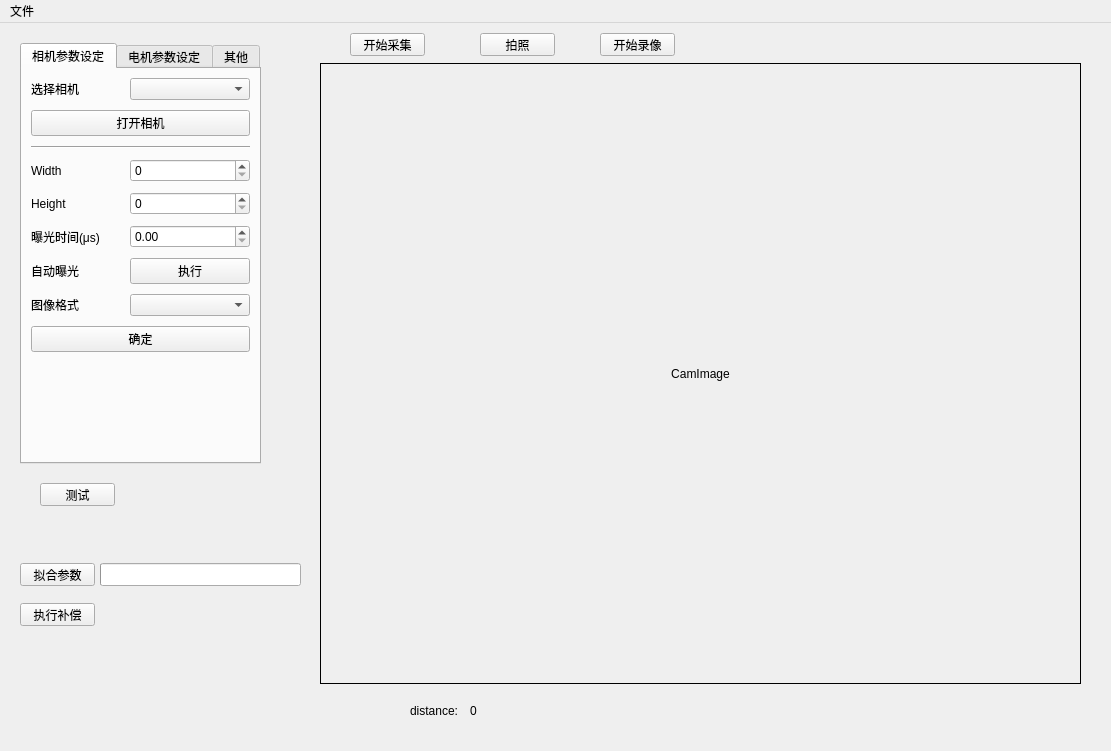
This is src/ConstMicroDistanceSystem.ui in Maplefsnow/ConstMicroDistanceSystem as Qt 5 draws it before an edit. The edited form follows.
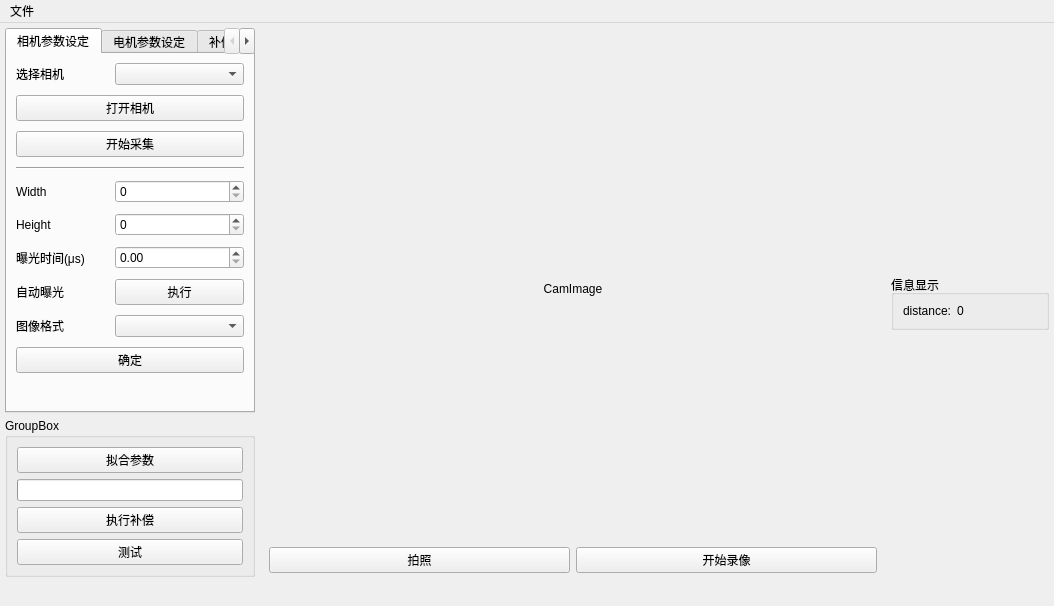
This is the edited form.

Commit message: [update] remove Group class

Patch:
```diff
--- a/src/ConstMicroDistanceSystem.ui
+++ b/src/ConstMicroDistanceSystem.ui
@@ -6,8 +6,8 @@
    <rect>
     <x>0</x>
     <y>0</y>
-    <width>1111</width>
-    <height>751</height>
+    <width>1054</width>
+    <height>565</height>
    </rect>
   </property>
   <property name="windowTitle">
@@ -23,37 +23,69 @@
    <bool>false</bool>
   </property>
   <widget class="QWidget" name="centralwidget">
+   <layout class="QGridLayout" name="gridLayout_2" rowstretch="5,5,1" columnstretch="4,10,2" rowminimumheight="0,0,0" columnminimumwidth="0,0,0">
+    <property name="sizeConstraint">
+     <enum>QLayout::SetDefaultConstraint</enum>
+    </property>
+    <property name="leftMargin">
+     <number>5</number>
+    </property>
+    <property name="topMargin">
+     <number>5</number>
+    </property>
+    <property name="rightMargin">
+     <number>5</number>
+    </property>
+    <property name="bottomMargin">
+     <number>5</number>
+    </property>
+    <property name="spacing">
+     <number>5</number>
+    </property>
+    <item row="0" column="1" rowspan="3">
+     <widget class="QWidget" name="widget" native="true">
+      <layout class="QGridLayout" name="gridLayout">
+       <item row="1" column="0">
+        <widget class="QPushButton" name="pushButton_takePhoto">
+         <property name="text">
+          <string>拍照</string>
+         </property>
+        </widget>
+       </item>
+       <item row="1" column="1">
+        <widget class="QPushButton" name="pushButton_switchRecord">
+         <property name="text">
+          <string>开始录像</string>
+         </property>
+        </widget>
+       </item>
+       <item row="0" column="0" colspan="2">
    <widget class="QLabel" name="label">
-    <property name="geometry">
-     <rect>
-      <x>320</x>
-      <y>40</y>
-      <width>761</width>
-      <height>621</height>
-     </rect>
-    </property>
     <property name="frameShape">
-     <enum>QFrame::Box</enum>
+          <enum>QFrame::NoFrame</enum>
     </property>
     <property name="frameShadow">
      <enum>QFrame::Plain</enum>
     </property>
+         <property name="lineWidth">
+          <number>0</number>
+         </property>
     <property name="text">
      <string>CamImage</string>
     </property>
     <property name="alignment">
      <set>Qt::AlignCenter</set>
     </property>
-   </widget>
+         <property name="indent">
+          <number>0</number>
+         </property>
+        </widget>
+       </item>
+      </layout>
+     </widget>
+    </item>
+    <item row="0" column="0">
    <widget class="QTabWidget" name="tabWidget">
-    <property name="geometry">
-     <rect>
-      <x>20</x>
-      <y>20</y>
-      <width>241</width>
-      <height>421</height>
-     </rect>
-    </property>
     <property name="layoutDirection">
      <enum>Qt::LeftToRight</enum>
     </property>
@@ -109,82 +141,89 @@
         </property>
        </widget>
       </item>
-      <item row="3" column="0">
+        <item row="4" column="0">
        <widget class="QLabel" name="label_2">
         <property name="text">
          <string>Width</string>
         </property>
        </widget>
       </item>
-      <item row="3" column="1">
+        <item row="4" column="1">
        <widget class="QSpinBox" name="spinBox_7">
         <property name="maximum">
          <number>9999999</number>
         </property>
        </widget>
       </item>
-      <item row="4" column="0">
+        <item row="5" column="0">
        <widget class="QLabel" name="label_3">
         <property name="text">
          <string>Height</string>
         </property>
        </widget>
       </item>
-      <item row="4" column="1">
+        <item row="5" column="1">
        <widget class="QSpinBox" name="spinBox_8">
         <property name="maximum">
          <number>9999999</number>
         </property>
        </widget>
       </item>
-      <item row="5" column="0">
+        <item row="6" column="0">
        <widget class="QLabel" name="label_8">
         <property name="text">
          <string>曝光时间(μs)</string>
         </property>
        </widget>
       </item>
-      <item row="5" column="1">
+        <item row="6" column="1">
        <widget class="QDoubleSpinBox" name="doubleSpinBox"/>
       </item>
-      <item row="6" column="0">
+        <item row="7" column="0">
        <widget class="QLabel" name="label_13">
         <property name="text">
          <string>自动曝光</string>
         </property>
        </widget>
       </item>
-      <item row="6" column="1">
+        <item row="7" column="1">
        <widget class="QPushButton" name="pushButton_4">
         <property name="text">
          <string>执行</string>
         </property>
        </widget>
       </item>
-      <item row="7" column="0">
+        <item row="8" column="0">
        <widget class="QLabel" name="label_14">
         <property name="text">
          <string>图像格式</string>
         </property>
        </widget>
       </item>
-      <item row="7" column="1">
+        <item row="8" column="1">
        <widget class="QComboBox" name="comboBox_4"/>
       </item>
-      <item row="8" column="0" colspan="2">
+        <item row="9" column="0" colspan="2">
        <widget class="QPushButton" name="pushButton">
         <property name="text">
          <string>确定</string>
         </property>
        </widget>
       </item>
-      <item row="2" column="0" colspan="2">
+        <item row="3" column="0" colspan="2">
        <widget class="Line" name="line_2">
         <property name="orientation">
          <enum>Qt::Horizontal</enum>
         </property>
        </widget>
       </item>
+        <item row="2" column="0" colspan="2">
+         <widget class="QPushButton" name="pushButton_switchGrab">
+          <property name="text">
+           <string>开始采集</string>
+          </property>
+         </widget>
+        </item>
      </layout>
     </widget>
     <widget class="QWidget" name="tabMotorParam">
@@ -371,7 +410,7 @@
     </widget>
     <widget class="QWidget" name="tabOther">
      <attribute name="title">
-      <string>其他</string>
+        <string>补偿参数设定</string>
      </attribute>
      <layout class="QFormLayout" name="formLayout_4">
       <property name="horizontalSpacing">
@@ -400,93 +439,22 @@
      </layout>
     </widget>
    </widget>
-   <widget class="QPushButton" name="pushButton_switchGrab">
-    <property name="geometry">
-     <rect>
-      <x>350</x>
-      <y>10</y>
-      <width>75</width>
-      <height>23</height>
-     </rect>
-    </property>
-    <property name="text">
-     <string>开始采集</string>
-    </property>
-   </widget>
-   <widget class="QPushButton" name="pushButton_takePhoto">
-    <property name="geometry">
-     <rect>
-      <x>480</x>
-      <y>10</y>
-      <width>75</width>
-      <height>23</height>
-     </rect>
-    </property>
-    <property name="text">
-     <string>拍照</string>
-    </property>
-   </widget>
-   <widget class="QPushButton" name="pushButton_switchRecord">
-    <property name="geometry">
-     <rect>
-      <x>600</x>
-      <y>10</y>
-      <width>75</width>
-      <height>23</height>
-     </rect>
-    </property>
-    <property name="text">
-     <string>开始录像</string>
-    </property>
-   </widget>
-   <widget class="QPushButton" name="pushButton_test">
-    <property name="geometry">
-     <rect>
-      <x>40</x>
-      <y>460</y>
-      <width>75</width>
-      <height>23</height>
-     </rect>
-    </property>
-    <property name="text">
-     <string>测试</string>
-    </property>
-   </widget>
+    </item>
+    <item row="1" column="0">
+     <widget class="QGroupBox" name="groupBox">
+      <property name="title">
+       <string>GroupBox</string>
+      </property>
+      <layout class="QGridLayout" name="gridLayout_3">
+       <item row="0" column="0">
    <widget class="QPushButton" name="pushButton_getParams">
-    <property name="geometry">
-     <rect>
-      <x>20</x>
-      <y>540</y>
-      <width>75</width>
-      <height>23</height>
-     </rect>
-    </property>
     <property name="text">
      <string>拟合参数</string>
     </property>
    </widget>
-   <widget class="QPushButton" name="pushButton_doFeed">
-    <property name="geometry">
-     <rect>
-      <x>20</x>
-      <y>580</y>
-      <width>75</width>
-      <height>23</height>
-     </rect>
-    </property>
-    <property name="text">
-     <string>执行补偿</string>
-    </property>
-   </widget>
+       </item>
+       <item row="1" column="0">
    <widget class="QProgressBar" name="progressBar_fit">
-    <property name="geometry">
-     <rect>
-      <x>100</x>
-      <y>540</y>
-      <width>201</width>
-      <height>23</height>
-     </rect>
-    </property>
     <property name="value">
      <number>0</number>
     </property>
@@ -497,32 +465,57 @@
      <bool>false</bool>
     </property>
    </widget>
+       </item>
+       <item row="2" column="0">
+        <widget class="QPushButton" name="pushButton_doFeed">
+         <property name="text">
+          <string>执行补偿</string>
+         </property>
+        </widget>
+       </item>
+       <item row="3" column="0">
+        <widget class="QPushButton" name="pushButton_test">
+         <property name="text">
+          <string>测试</string>
+         </property>
+        </widget>
+       </item>
+      </layout>
+     </widget>
+    </item>
+    <item row="0" column="2" rowspan="2">
+     <widget class="QGroupBox" name="groupBox_2">
+      <property name="title">
+       <string>信息显示</string>
+      </property>
+      <layout class="QFormLayout" name="formLayout_3">
+       <property name="sizeConstraint">
+        <enum>QLayout::SetFixedSize</enum>
+       </property>
+       <item row="0" column="0">
    <widget class="QLabel" name="label_6">
-    <property name="geometry">
-     <rect>
-      <x>410</x>
-      <y>680</y>
-      <width>53</width>
-      <height>15</height>
-     </rect>
-    </property>
     <property name="text">
      <string>distance:</string>
     </property>
    </widget>
+       </item>
+       <item row="0" column="1">
    <widget class="QLabel" name="label_distance">
-    <property name="geometry">
-     <rect>
-      <x>470</x>
-      <y>680</y>
-      <width>151</width>
-      <height>16</height>
-     </rect>
+         <property name="minimumSize">
+          <size>
+           <width>80</width>
+           <height>0</height>
+          </size>
     </property>
     <property name="text">
      <string>0</string>
     </property>
    </widget>
+       </item>
+      </layout>
+     </widget>
+    </item>
+   </layout>
   </widget>
   <widget class="QStatusBar" name="statusBar">
    <property name="sizeGripEnabled">
@@ -534,7 +527,7 @@
     <rect>
      <x>0</x>
      <y>0</y>
-     <width>1111</width>
+     <width>1054</width>
      <height>21</height>
     </rect>
    </property>
```
Left out of the diff: 59 changed lines with no effect on the pictures. Lines whose indentation alone changed are shown as unchanged. The commit also changes 5 other files.
